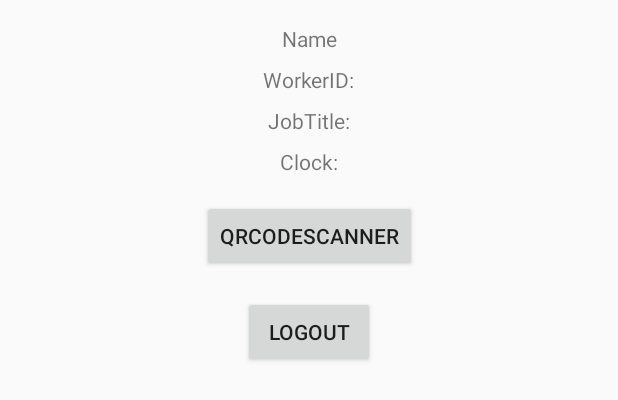
After one commit to Foxroad1/Ranger_team_project, an Android app built with Jetpack Compose: the layout activity_profile.xml on its own in the app's theme, with its tools: preview values and no code run, on a phone screen of 412 x 824 dp. The commit adds this screen. Shown: the top 400 px of the screen. Run offline under Robolectric (Android 15) with nearby library versions, the phone set to English and light mode, and no system bars.

Commit message:
Prototyping phase

```diff
--- a/Companionapp/app/build.gradle.kts
+++ b/Companionapp/app/build.gradle.kts
@@ -6,12 +6,12 @@ plugins {
 
 android {
     namespace = "com.example.bethonworkercompanion"
-    compileSdk = 34
+    compileSdk = 35
 
     defaultConfig {
         applicationId = "com.example.bethonworkercompanion"
         minSdk = 26
-        targetSdk = 34
+        targetSdk = 35
         versionCode = 1
         versionName = "1.0"
 
@@ -61,6 +61,7 @@ dependencies {
     debugImplementation(libs.androidx.ui.test.manifest)
     implementation(libs.zxing)
     implementation(libs.gson)
+    implementation(libs.okhttp)
     implementation(libs.retrofit)
     implementation(libs.retrofit.gson)
     implementation(libs.lifecycle.runtime.ktx)
--- /dev/null
+++ b/Companionapp/app/src/main/res/layout/activity_profile.xml
@@ -0,0 +1,69 @@
+<?xml version="1.0" encoding="utf-8"?>
+<androidx.constraintlayout.widget.ConstraintLayout xmlns:android="http://schemas.android.com/apk/res/android"
+    xmlns:app="http://schemas.android.com/apk/res-auto"
+    xmlns:tools="http://schemas.android.com/tools"
+    android:layout_width="match_parent"
+    android:layout_height="match_parent"
+    tools:context=".ProfileActivity">
+
+    <TextView
+        android:id="@+id/nameTextView"
+        android:layout_width="wrap_content"
+        android:layout_height="wrap_content"
+        android:text="@string/name"
+        app:layout_constraintTop_toTopOf="parent"
+        app:layout_constraintStart_toStartOf="parent"
+        app:layout_constraintEnd_toEndOf="parent"
+        android:layout_marginTop="16dp"/>
+
+    <TextView
+        android:id="@+id/workerIdTextView"
+        android:layout_width="wrap_content"
+        android:layout_height="wrap_content"
+        android:text="@string/Worker_ID"
+        app:layout_constraintTop_toBottomOf="@id/nameTextView"
+        app:layout_constraintStart_toStartOf="parent"
+        app:layout_constraintEnd_toEndOf="parent"
+        android:layout_marginTop="8dp"/>
+
+    <TextView
+        android:id="@+id/jobTitleTextView"
+        android:layout_width="wrap_content"
+        android:layout_height="wrap_content"
+        android:text="@string/Job_title"
+        app:layout_constraintTop_toBottomOf="@id/workerIdTextView"
+        app:layout_constraintStart_toStartOf="parent"
+        app:layout_constraintEnd_toEndOf="parent"
+        android:layout_marginTop="8dp"/>
+
+    <TextView
+        android:id="@+id/clockTextView"
+        android:layout_width="wrap_content"
+        android:layout_height="wrap_content"
+        android:text="@string/Clock"
+        app:layout_constraintTop_toBottomOf="@id/jobTitleTextView"
+        app:layout_constraintStart_toStartOf="parent"
+        app:layout_constraintEnd_toEndOf="parent"
+        android:layout_marginTop="8dp"/>
+
+    <Button
+        android:id="@+id/scanQrButton"
+        android:layout_width="wrap_content"
+        android:layout_height="wrap_content"
+        android:text="@string/Scan_QR_Code"
+        app:layout_constraintTop_toBottomOf="@id/clockTextView"
+        app:layout_constraintStart_toStartOf="parent"
+        app:layout_constraintEnd_toEndOf="parent"
+        android:layout_marginTop="16dp"/>
+
+    <Button
+        android:id="@+id/logoutButton"
+        android:layout_width="wrap_content"
+        android:layout_height="wrap_content"
+        android:text="@string/Logout"
+        app:layout_constraintTop_toBottomOf="@id/scanQrButton"
+        app:layout_constraintStart_toStartOf="parent"
+        app:layout_constraintEnd_toEndOf="parent"
+        android:layout_marginTop="16dp"/>
+
+</androidx.constraintlayout.widget.ConstraintLayout>
--- a/Companionapp/app/src/main/res/values/strings.xml
+++ b/Companionapp/app/src/main/res/values/strings.xml
@@ -3,4 +3,11 @@
     <string name="login">Login</string>
     <string name="password_label">Password:</string>
     <string name="username_hint">UserName:</string>
+    <string name="name">Name</string>
+    <string name="email">Email</string>
+    <string name="Scan_QR_Code">QrCodeScanner</string>
+    <string name="Logout">Logout</string>
+    <string name="Worker_ID">WorkerID:</string>
+    <string name="Job_title">JobTitle:</string>
+    <string name="Clock">Clock:</string>
 </resources>
--- a/Companionapp/gradle/libs.versions.toml
+++ b/Companionapp/gradle/libs.versions.toml
@@ -13,6 +13,7 @@ material = "1.12.0"
 activity = "1.9.3"
 constraintlayout = "2.2.0"
 zxing = "4.1.0"
+okhttp = "4.9.3"
 retrofit = "2.9.0"
 gson = "2.8.6"
 
@@ -41,6 +42,8 @@ androidx-appcompat = { group = "androidx.appcompat", name = "appcompat", version
 material = { group = "com.google.android.material", name = "material", version.ref = "material" }
 androidx-activity = { group = "androidx.activity", name = "activity", version.ref = "activity" }
 androidx-constraintlayout = { group = "androidx.constraintlayout", name = "constraintlayout", version.ref = "constraintlayout" }
+okhttp = { group = "com.squareup.okhttp3", name = "okhttp", version.ref = "okhttp" }
+
 
 
 [plugins]
```
Also changed, not shown: Companionapp/app/src/main/java/com/example/bethonworkercompanion/ApiService.kt (+11 -0 lines), Companionapp/app/src/main/java/com/example/bethonworkercompanion/LoginActivity.kt (+36 -8 lines), Companionapp/app/src/main/java/com/example/bethonworkercompanion/ProfileActivity.kt (added, +158 -0 lines), Companionapp/app/src/main/java/com/example/bethonworkercompanion/RetrofitClient.kt (added, +23 -0 lines), Companionapp/app/src/main/java/com/example/bethonworkercompanion/RetryInterceptor.kt (added, +31 -0 lines), Companionapp/app/src/main/java/com/example/bethonworkercompanion/User.kt (added, +11 -0 lines), 6 other files.
